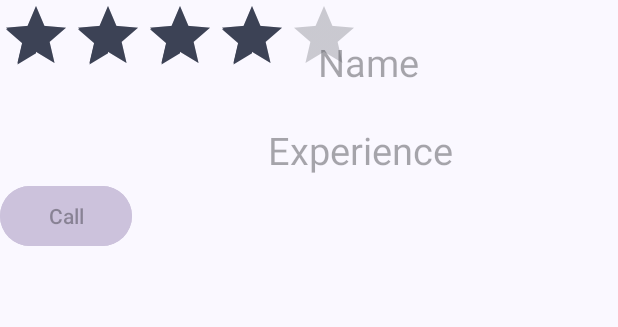
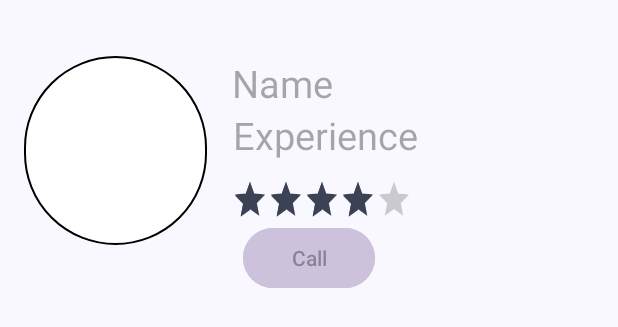
Before and after one commit to deepgr8/NyaySetu-app, an Android app: the layout advocate_detail_row.xml on its own in the app's theme, with its tools: preview values and no code run, on a phone screen of 412 x 824 dp. Shown: the top 327 px of the screen. Run offline under Robolectric (Android 15) with nearby library versions, the phone set to English and light mode, and no system bars.

Commit message:
first commit..

```diff
--- /dev/null
+++ b/app/src/main/res/drawable/advocate_img_background.xml
@@ -0,0 +1,6 @@
+<?xml version="1.0" encoding="utf-8"?>
+<shape xmlns:android="http://schemas.android.com/apk/res/android">
+     <corners android:radius="400dp"/>
+     <solid android:color="@color/white"/>
+    <stroke android:width="1dp"/>
+</shape>
--- a/app/src/main/res/layout/advocate_detail_row.xml
+++ b/app/src/main/res/layout/advocate_detail_row.xml
@@ -5,32 +5,38 @@
     android:layout_width="match_parent"
     android:layout_height="match_parent"
     android:orientation="vertical">
+
     <androidx.constraintlayout.widget.ConstraintLayout
         android:layout_width="match_parent"
         android:layout_height="200dp">
 
         <com.google.android.material.imageview.ShapeableImageView
             android:id="@+id/advocate_img"
-           android:layout_width="120dp"
-           android:layout_height="120dp"
+            android:layout_width="122dp"
+            android:layout_height="126dp"
             android:layout_gravity="center"
             android:layout_marginStart="16dp"
+            android:layout_marginEnd="42dp"
+            android:background="@drawable/advocate_img_background"
             app:layout_constraintBottom_toBottomOf="parent"
+            app:layout_constraintEnd_toStartOf="@+id/experienceOfAdvocate"
+            app:layout_constraintHorizontal_bias="0.0"
             app:layout_constraintStart_toStartOf="parent"
-           app:layout_constraintTop_toTopOf="parent"
-           app:layout_constraintVertical_bias="0.312" />
+            app:layout_constraintTop_toTopOf="parent" />
 
         <com.google.android.material.textview.MaterialTextView
             android:id="@+id/nameOfAdvocate"
             android:layout_width="wrap_content"
             android:layout_height="wrap_content"
+            android:layout_marginTop="36dp"
             android:hint="Name"
             android:textSize="25dp"
             app:layout_constraintBottom_toTopOf="@+id/experienceOfAdvocate"
             app:layout_constraintEnd_toEndOf="parent"
-           app:layout_constraintHorizontal_bias="0.616"
-           app:layout_constraintStart_toStartOf="parent"
-           app:layout_constraintTop_toTopOf="parent" />
+            app:layout_constraintHorizontal_bias="0.082"
+            app:layout_constraintStart_toEndOf="@+id/advocate_img"
+            app:layout_constraintTop_toTopOf="parent"
+            app:layout_constraintVertical_bias="1.0" />
 
         <com.google.android.material.textview.MaterialTextView
             android:id="@+id/experienceOfAdvocate"
@@ -40,32 +46,40 @@
             android:textSize="25dp"
             app:layout_constraintBottom_toBottomOf="parent"
             app:layout_constraintEnd_toEndOf="parent"
-           app:layout_constraintHorizontal_bias="0.618"
+            app:layout_constraintHorizontal_bias="0.538"
             app:layout_constraintStart_toStartOf="parent"
-           app:layout_constraintTop_toTopOf="parent" />
+            app:layout_constraintTop_toTopOf="parent"
+            app:layout_constraintVertical_bias="0.439" />
 
         <com.google.android.material.button.MaterialButton
             android:id="@+id/callingButton"
             android:layout_width="wrap_content"
-           android:layout_height="wrap_content"
-           android:layout_marginBottom="32dp"
+            android:layout_height="48dp"
             android:backgroundTint="@color/md_theme_dark_secondary"
             android:hint="Call"
             app:layout_constraintBottom_toBottomOf="parent"
-           tools:layout_editor_absoluteX="198dp" />
+            app:layout_constraintEnd_toEndOf="parent"
+            app:layout_constraintStart_toStartOf="parent"
+            app:layout_constraintTop_toTopOf="parent"
+            app:layout_constraintVertical_bias="0.973" />
 
         <RatingBar
             android:id="@+id/ratingBar"
             android:layout_width="wrap_content"
-           android:layout_height="wrap_content"
+            android:layout_height="0dp"
+            android:layout_marginBottom="36dp"
             android:numStars="5"
             android:rating="4"
-           android:stepSize="0.5"
-           tools:layout_editor_absoluteX="7dp"
-           tools:layout_editor_absoluteY="151dp" />
+            android:scaleX="0.5"
+            android:scaleY="0.6"
+            app:layout_constraintBottom_toBottomOf="parent"
+            app:layout_constraintEnd_toEndOf="parent"
+            app:layout_constraintHorizontal_bias="0.549"
+            app:layout_constraintStart_toStartOf="parent"
+            app:layout_constraintTop_toBottomOf="@+id/experienceOfAdvocate"
+            app:layout_constraintVertical_bias="0.0" />
 
     </androidx.constraintlayout.widget.ConstraintLayout>
 
 
-
 </LinearLayout>
--- a/app/src/main/res/layout/fragment_advocate.xml
+++ b/app/src/main/res/layout/fragment_advocate.xml
@@ -8,6 +8,7 @@
 
     <!-- TODO: Update blank fragment layout -->
     <androidx.recyclerview.widget.RecyclerView
+        android:id="@+id/recyclerView"
         android:layout_width="match_parent"
         android:layout_height="match_parent"
         app:layout_constraintBottom_toBottomOf="parent"
```
Also changed, not shown: app/src/main/java/com/example/nyaysetu/AdvocateAdapter.java (added, +57 -0 lines), app/src/main/java/com/example/nyaysetu/AdvocateModel.java (added, +27 -0 lines), app/src/main/java/com/example/nyaysetu/MainActivity.java (+16 -1 lines). Lines whose indentation alone changed are shown as unchanged.
